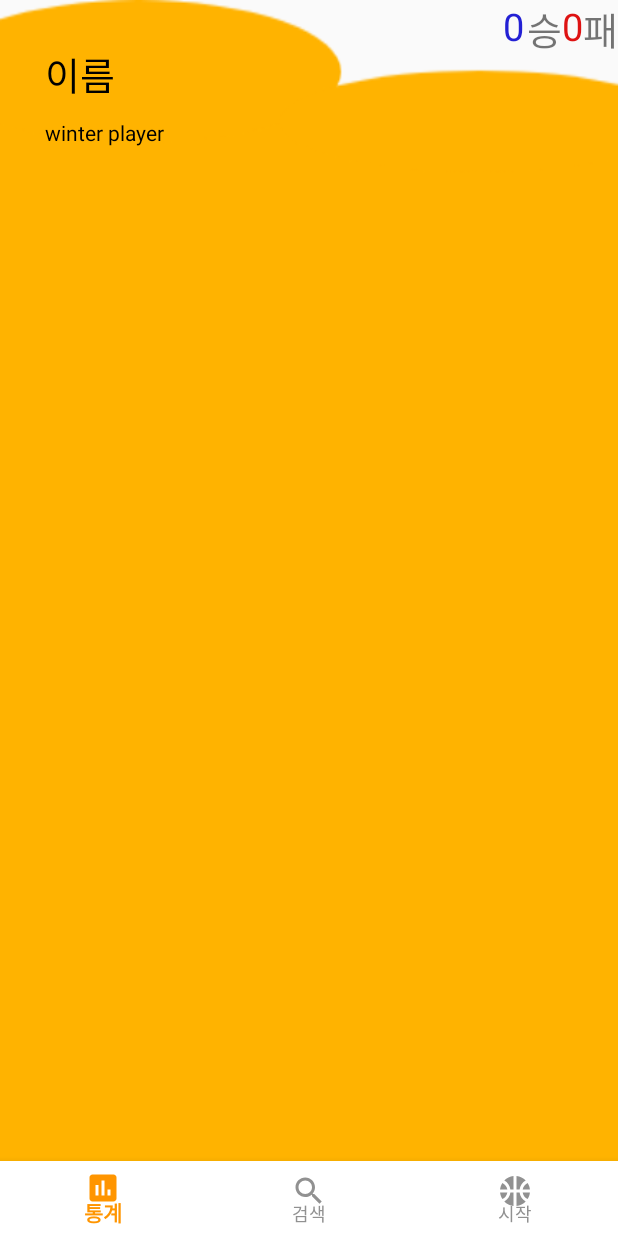
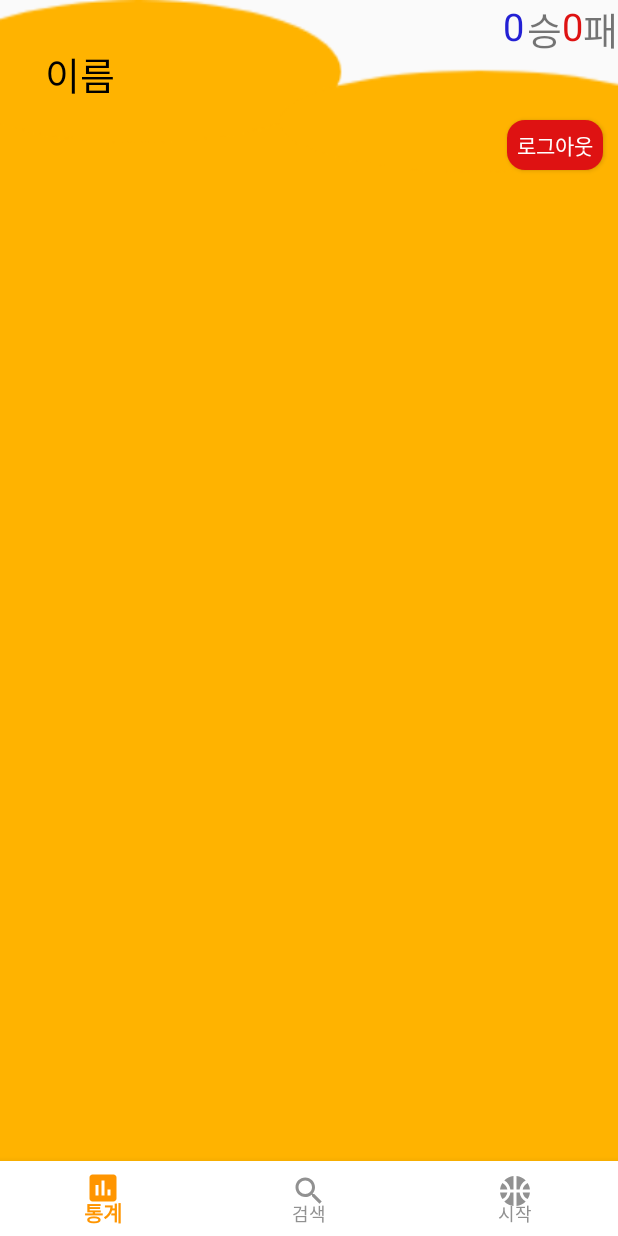
Before and after one commit to JaewonKim04/BasketBallCount, an Android app: the MainActivity screen opened directly, with no data from a screen before it, on a phone screen of 412 x 824 dp. Run offline under Robolectric (Android 15) with nearby library versions, the phone set to English and light mode, and no system bars; our stand-ins replace Firebase (no records; nobody signed in at launch, a user with empty details on screens opened directly).

```diff
--- a/app/build.gradle
+++ b/app/build.gradle
@@ -46,4 +46,5 @@ dependencies {
     implementation platform('com.google.firebase:firebase-bom:26.1.0')
     apply plugin:'com.google.gms.google-services'
     implementation'com.google.code.gson:gson:2.8.6'
+    implementation 'com.google.firebase:firebase-firestore:22.0.0'
 }
--- a/app/src/main/java/com/example/basketballcount/GetUserNameActivity.kt
+++ b/app/src/main/java/com/example/basketballcount/GetUserNameActivity.kt
@@ -9,6 +9,7 @@ import android.text.Editable
 import android.text.TextWatcher
 import android.util.Log
 import android.widget.Toast
+import com.example.basketballcount.MainActivity.Companion.database
 import com.google.firebase.FirebaseApp
 import com.google.firebase.auth.FirebaseAuth
 import com.google.firebase.auth.FirebaseAuthMultiFactorException
@@ -43,6 +44,11 @@ class GetUserNameActivity : AppCompatActivity() {
                                 user.displayName
                                 name= user.displayName.toString()
                             }
+                            val readUser=database.collection("users").document(name+get_name_et.text.toString())
+                            readUser.get()
+                                .addOnSuccessListener { document->
+                                    Log.d("test",document.id)
+                                }
                             Toast.makeText(applicationContext,"로그인 되었습니다",Toast.LENGTH_SHORT).show()
                             intent.putExtra("get_name",name)
                             setResult(Activity.RESULT_OK,intent)
--- a/app/src/main/java/com/example/basketballcount/MainActivity.kt
+++ b/app/src/main/java/com/example/basketballcount/MainActivity.kt
@@ -16,6 +16,7 @@ import com.example.basketballcount.fragment.SearchFragment
 import com.example.basketballcount.fragment.StartGameFragment
 import com.google.android.material.bottomnavigation.BottomNavigationView
 import com.google.firebase.FirebaseApp
+import com.google.firebase.firestore.FirebaseFirestore
 import com.google.gson.GsonBuilder
 import com.google.gson.reflect.TypeToken
 import kotlinx.android.synthetic.main.activity_main.*
@@ -27,6 +28,7 @@ class MainActivity : AppCompatActivity() {
     private lateinit var model:WinGameViewModel
 
     companion object{
+        val database= FirebaseFirestore.getInstance()
         var winGame= 0
         var loseGame= 0
         val overviewList= mutableListOf<Result>()
@@ -131,6 +133,7 @@ class MainActivity : AppCompatActivity() {
             model.setUserName(userName)
             winGame = 0
             loseGame = 0
+            editor.putString(SHARED_RESULT,"")
             editor.putString(SHARED_NAME, userName)
             editor.putInt(SHARED_WIN, winGame)
             editor.putInt(SHARED_LOSE, loseGame)
--- a/app/src/main/java/com/example/basketballcount/fragment/OverviewFragment.kt
+++ b/app/src/main/java/com/example/basketballcount/fragment/OverviewFragment.kt
@@ -1,5 +1,6 @@
 package com.example.basketballcount.fragment
 
+import android.content.Intent
 import android.os.Bundle
 import android.util.Log
 import androidx.fragment.app.Fragment
@@ -9,18 +10,21 @@ import android.view.ViewGroup
 import androidx.lifecycle.Observer
 import androidx.lifecycle.ViewModelProvider
 import androidx.recyclerview.widget.LinearLayoutManager
+import com.example.basketballcount.GetUserNameActivity
 import com.example.basketballcount.MainActivity.Companion.SHARED_RESULT
 import com.example.basketballcount.MainActivity.Companion.editor
 import com.example.basketballcount.MainActivity.Companion.overviewList
 import com.example.basketballcount.MainActivity.Companion.result
 import com.example.basketballcount.MainActivity.Companion.startShared
 import com.example.basketballcount.R
+import com.example.basketballcount.ScoreGameActivity
 import com.example.basketballcount.WinGameViewModel
 import com.example.basketballcount.adaptor.Result
 import com.example.basketballcount.adaptor.ResultAdaptor
 import com.google.gson.GsonBuilder
 import com.google.gson.reflect.TypeToken
 import kotlinx.android.synthetic.main.fragment_overview.*
+import kotlinx.android.synthetic.main.fragment_overview.view.*
 
 
 class OverviewFragment : Fragment() {
@@ -30,21 +34,28 @@ class OverviewFragment : Fragment() {
         inflater: LayoutInflater, container: ViewGroup?,
         savedInstanceState: Bundle?
     ): View? {
+        val view = inflater.inflate(R.layout.fragment_overview, container, false)
+        view.logout_btn.setOnClickListener {
+            activity?.let {
+                val intent = Intent(context, GetUserNameActivity::class.java)
+                startActivityForResult(intent, 1)
+            }
 
-        return inflater.inflate(R.layout.fragment_overview, container, false)
+        }
+        return view
     }
 
     override fun onViewCreated(view: View, savedInstanceState: Bundle?) {
         super.onViewCreated(view, savedInstanceState)
         result = ResultAdaptor(overviewList)//
         val makeGson = GsonBuilder().create()
-        val listType:TypeToken<MutableList<Result>> = object : TypeToken<MutableList<Result>>() {}
+        val listType: TypeToken<MutableList<Result>> = object : TypeToken<MutableList<Result>>() {}
         val model = ViewModelProvider(requireActivity()).get(WinGameViewModel::class.java)
-        val strContact= makeGson.toJson(overviewList, listType.type)
-        editor.putString(SHARED_RESULT,strContact)
+        val strContact = makeGson.toJson(overviewList, listType.type)
+        editor.putString(SHARED_RESULT, strContact)
         editor.apply()
         overviewList.clear()
-        Log.d("itemCount","리셋됨")
+        Log.d("itemCount", "리셋됨")
         val getRecycler = startShared.getString(SHARED_RESULT, "")
         val datas = makeGson.fromJson<MutableList<Result>>(getRecycler, listType.type)
         overviewList.addAll(datas)//
--- a/app/src/main/res/layout/activity_get_user_name.xml
+++ b/app/src/main/res/layout/activity_get_user_name.xml
@@ -27,7 +27,7 @@
         android:layout_height="wrap_content"
         android:layout_marginTop="100dp"
         android:ems="10"
-        android:inputType="textPersonName"
+        android:inputType="textEmailAddress"
         android:hint="이메일"
         app:layout_constraintEnd_toEndOf="parent"
         app:layout_constraintStart_toStartOf="parent"
--- a/app/src/main/res/layout/activity_signup.xml
+++ b/app/src/main/res/layout/activity_signup.xml
@@ -81,7 +81,7 @@
             android:drawableLeft="@drawable/ic_baseline_email_24"
             android:drawablePadding="16dp"
             android:hint="email입력"
-            android:inputType="textPersonName"
+            android:inputType="textEmailAddress"
             android:windowSoftInputMode="adjustResize" />
     </com.google.android.material.textfield.TextInputLayout>
 
--- a/app/src/main/res/layout/fragment_overview.xml
+++ b/app/src/main/res/layout/fragment_overview.xml
@@ -61,27 +61,27 @@
         app:layout_constraintEnd_toEndOf="parent"
         app:layout_constraintTop_toTopOf="parent" />
 
-    <androidx.appcompat.widget.AppCompatTextView
-        android:id="@+id/season_tv"
-        android:layout_width="wrap_content"
-        android:layout_height="wrap_content"
-        android:layout_marginStart="30dp"
-        android:layout_marginLeft="30dp"
-        android:layout_marginTop="10dp"
-        android:text="winter player"
-        android:textColor="#000000"
-        app:layout_constraintStart_toStartOf="parent"
-        app:layout_constraintTop_toBottomOf="@+id/name_tv" />
-
     <androidx.recyclerview.widget.RecyclerView
         android:id="@+id/result_recyclerview"
         android:layout_width="match_parent"
         android:layout_height="0dp"
-        android:layout_marginTop="5dp"
+        android:layout_marginTop="50dp"
         android:layout_marginBottom="50dp"
         app:layout_constraintBottom_toBottomOf="parent"
         app:layout_constraintEnd_toEndOf="parent"
         app:layout_constraintStart_toStartOf="parent"
-        app:layout_constraintTop_toBottomOf="@+id/season_tv"
+        app:layout_constraintTop_toBottomOf="@+id/name_tv"
         tools:listitem="@layout/record_item" />
+
+    <Button
+        android:id="@+id/logout_btn"
+        android:layout_width="64dp"
+        android:layout_height="33dp"
+        android:layout_marginEnd="10dp"
+        android:layout_marginBottom="5dp"
+        android:background="@drawable/away_button_background"
+        android:text="로그아웃"
+        android:textColor="#ffffff"
+        app:layout_constraintBottom_toTopOf="@+id/result_recyclerview"
+        app:layout_constraintEnd_toEndOf="parent" />
 </androidx.constraintlayout.widget.ConstraintLayout>
```
Also changed, not shown: app/src/main/java/com/example/basketballcount/SignupActivity.kt (+13 -2 lines).
